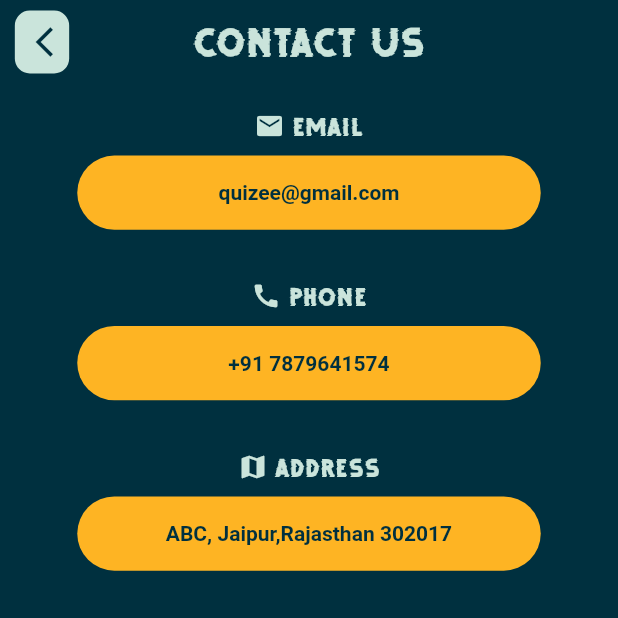
After one commit to nouveau-riche/Quizeee-UIScreen-flutter, a Flutter app: the Support screen opened directly, on a phone screen of 412 x 824 dp, the top half of it. The commit adds this screen. Run offline on Flutter 3.47's test engine with Material 2 defaults, Android fonts, the phone set to English and light mode, and no system bars; our stand-ins replace cached_network_image, dio, flutter_countdown_timer, flutter_spinkit, fluttertoast, image_picker and 5 more; missing offline and left inert: com.quizeee.quizeee, onesignal_flutter.

Commit message:
added report and support screens

```diff
--- a/lib/screens/homeScreen/component/quiz_model.dart
+++ b/lib/screens/homeScreen/component/quiz_model.dart
@@ -192,7 +192,7 @@ class QuizBox extends StatelessWidget {
         Text(
           '$category QUIZ',
           style: TextStyle(
-              fontSize: 18,
+              fontSize: 15,
               fontWeight: FontWeight.bold,
               color: kSecondaryColor),
         ),
--- /dev/null
+++ b/lib/screens/support.dart
@@ -0,0 +1,195 @@
+import 'package:flutter/material.dart';
+import 'package:url_launcher/url_launcher.dart';
+
+import '../constant.dart';
+
+class Support extends StatelessWidget {
+  Future<void> _launchURL(String url) async {
+    if (await canLaunch(url)) {
+      await launch(url);
+    } else {
+      throw 'Could not launch $url';
+    }
+  }
+
+  @override
+  Widget build(BuildContext context) {
+    final mq = MediaQuery.of(context).size;
+
+    return Scaffold(
+      backgroundColor: kPrimaryColor,
+      appBar: AppBar(
+        elevation: 0,
+        backgroundColor: kPrimaryColor,
+        centerTitle: true,
+        leading: Container(
+          height: 45,
+          width: 40,
+          margin: EdgeInsets.only(
+              left: mq.width * 0.024,
+              right: mq.width * 0.024,
+              top: 7,
+              bottom: 7),
+          decoration: BoxDecoration(
+            color: kSecondaryColor,
+            borderRadius: BorderRadius.circular(10),
+          ),
+          child: IconButton(
+            icon: Icon(
+              Icons.arrow_back_ios_outlined,
+              color: kPrimaryColor,
+            ),
+            onPressed: () {
+              Navigator.of(context).pop();
+            },
+          ),
+        ),
+        title: const Text(
+          'CONTACT US',
+          style: TextStyle(
+            color: kSecondaryColor,
+            fontSize: 40,
+            fontFamily: 'DebugFreeTrial',
+          ),
+        ),
+      ),
+      body: Center(
+        child: Column(
+          children: [
+            SizedBox(
+              height: mq.height * 0.02,
+            ),
+            Row(
+              mainAxisAlignment: MainAxisAlignment.center,
+              children: [
+                Icon(Icons.email,color: kSecondaryColor,size: 20,),
+                SizedBox(width: 5,),
+                const Text(
+                  'Email',
+                  style: TextStyle(
+                    color: kSecondaryColor,
+                    fontSize: 25,
+                    fontFamily: 'DebugFreeTrial',
+                  ),
+                ),
+              ],
+            ),
+            SizedBox(
+              height: mq.height * 0.01,
+            ),
+            GestureDetector(
+              onTap: () {
+                _launchURL('mailto:sejpalbhargav67@gmail.com');
+              },
+              child: Container(
+                width: mq.width * 0.75,
+                height: mq.height * 0.06,
+                decoration: BoxDecoration(
+                  color: kPrimaryLightColor,
+                  borderRadius: BorderRadius.circular(25),
+                ),
+                child: Center(
+                  child: const Text(
+                    'quizee@gmail.com',
+                    style: TextStyle(
+                        color: kPrimaryColor,
+                        fontSize: 14,
+                        fontWeight: FontWeight.bold),
+                  ),
+                ),
+              ),
+            ),
+            SizedBox(
+              height: mq.height * 0.04,
+            ),
+            Row(
+              mainAxisAlignment: MainAxisAlignment.center,
+              children: [
+                Icon(Icons.call,color: kSecondaryColor,size: 20,),
+                SizedBox(width: 5,),
+                const Text(
+                  'Phone',
+                  style: TextStyle(
+                    color: kSecondaryColor,
+                    fontSize: 25,
+                    fontFamily: 'DebugFreeTrial',
+                  ),
+                ),
+              ],
+            ),
+            SizedBox(
+              height: mq.height * 0.01,
+            ),
+            GestureDetector(
+              onTap: () {
+                _launchURL('tel:+917600896744');
+              },
+              child: Container(
+                width: mq.width * 0.75,
+                height: mq.height * 0.06,
+                decoration: BoxDecoration(
+                  color: kPrimaryLightColor,
+                  borderRadius: BorderRadius.circular(25),
+                ),
+                child: Center(
+                  child: const Text(
+                    '+91 7879641574',
+                    style: TextStyle(
+                        color: kPrimaryColor,
+                        fontSize: 14,
+                        fontWeight: FontWeight.bold),
+                  ),
+                ),
+              ),
+            ),
+            SizedBox(
+              height: mq.height * 0.04,
+            ),
+            Row(
+              mainAxisAlignment: MainAxisAlignment.center,
+              children: [
+                Icon(Icons.map,color: kSecondaryColor,size: 20,),
+                SizedBox(width: 5,),
+                const Text(
+                  'Address',
+                  style: TextStyle(
+                    color: kSecondaryColor,
+                    fontSize: 25,
+                    fontFamily: 'DebugFreeTrial',
+                  ),
+                ),
+              ],
+            ),
+            SizedBox(
+              height: mq.height * 0.01,
+            ),
+            GestureDetector(
+              onTap: () {
+                _launchURL(
+                    'https://www.google.com/maps/place/Delhi/data=!4m2!3m1!1s0x390cfd5b347eb62d:0x37205b715389640?sa=X&ved=2ahUKEwiFlquiyeDxAhWCfH0KHfBuBaoQ8gEwAHoECAgQAQ');
+              },
+              child: Container(
+                width: mq.width * 0.75,
+                height: mq.height * 0.06,
+                padding: EdgeInsets.all(8),
+                decoration: BoxDecoration(
+                  color: kPrimaryLightColor,
+                  borderRadius: BorderRadius.circular(25),
+                ),
+                child: Center(
+                  child: const Text(
+                    'ABC, Jaipur,Rajasthan 302017',
+                    style: TextStyle(
+                        color: kPrimaryColor,
+                        fontSize: 14,
+                        fontWeight: FontWeight.bold),
+                  ),
+                ),
+              ),
+            ),
+          ],
+        ),
+      ),
+    );
+  }
+}
```
Also changed, not shown: lib/screens/report.dart (added, +218 -0 lines), lib/widgets/my_drawer.dart (+56 -2 lines), 1 other file.
